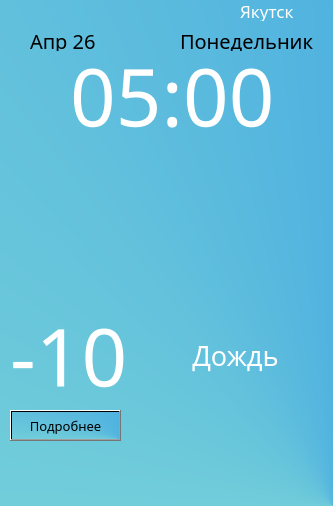
This is 5.ui in Animila/PyWeather as Qt 5 draws it before an edit. The edited form follows.
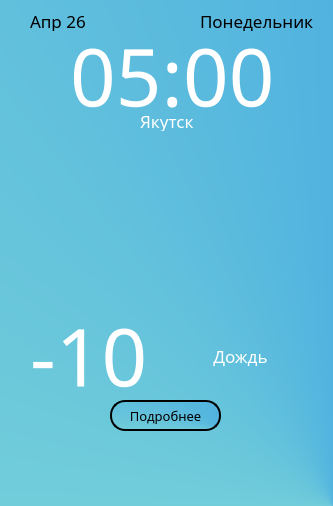
This is the edited form. Icons and pictures are not drawn.

```diff
--- a/5.ui
+++ b/5.ui
@@ -21,7 +21,7 @@
     <property name="geometry">
      <rect>
       <x>70</x>
-      <y>50</y>
+      <y>30</y>
       <width>201</width>
       <height>91</height>
      </rect>
@@ -43,8 +43,8 @@
    <widget class="QLabel" name="week">
     <property name="geometry">
      <rect>
-      <x>180</x>
-      <y>30</y>
+      <x>200</x>
+      <y>10</y>
       <width>141</width>
       <height>21</height>
      </rect>
@@ -52,7 +52,7 @@
     <property name="font">
      <font>
       <family>Dubai Medium</family>
-      <pointsize>15</pointsize>
+      <pointsize>13</pointsize>
      </font>
     </property>
     <property name="styleSheet">
@@ -65,16 +65,16 @@
    <widget class="QLabel" name="weather">
     <property name="geometry">
      <rect>
-      <x>140</x>
+      <x>150</x>
       <y>330</y>
-      <width>191</width>
+      <width>181</width>
       <height>51</height>
      </rect>
     </property>
     <property name="font">
      <font>
       <family>Dubai Medium</family>
-      <pointsize>20</pointsize>
+      <pointsize>13</pointsize>
       <underline>false</underline>
       <strikeout>false</strikeout>
      </font>
@@ -93,7 +93,7 @@
    <widget class="QLabel" name="gradus">
     <property name="geometry">
      <rect>
-      <x>10</x>
+      <x>30</x>
       <y>310</y>
       <width>121</width>
       <height>91</height>
@@ -116,8 +116,8 @@
    <widget class="QLabel" name="gorod">
     <property name="geometry">
      <rect>
-      <x>240</x>
-      <y>0</y>
+      <x>140</x>
+      <y>110</y>
       <width>91</width>
       <height>21</height>
      </rect>
@@ -177,8 +177,8 @@
    <widget class="QPushButton" name="pushButton">
     <property name="geometry">
      <rect>
-      <x>10</x>
-      <y>410</y>
+      <x>110</x>
+      <y>400</y>
       <width>111</width>
       <height>31</height>
      </rect>
@@ -190,7 +190,12 @@
      </font>
     </property>
     <property name="styleSheet">
-     <string notr="true">color: rgb(0, 0, 0);</string>
+     <string notr="true">QPushButton {
+color: rgb(0, 0, 0);
+border-radius: 15px;
+border-style: outset;
+border-width: 1.5px;
+}</string>
     </property>
     <property name="text">
      <string>Подробнее</string>
@@ -200,7 +205,7 @@
     <property name="geometry">
      <rect>
       <x>30</x>
-      <y>30</y>
+      <y>10</y>
       <width>101</width>
       <height>21</height>
      </rect>
@@ -208,7 +213,7 @@
     <property name="font">
      <font>
       <family>Dubai Medium</family>
-      <pointsize>15</pointsize>
+      <pointsize>13</pointsize>
      </font>
     </property>
     <property name="styleSheet">
```
